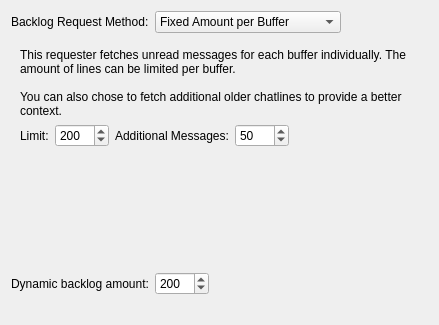
The window that src/qtui/settingspages/backlogsettingspage.ui (quassel/quassel) describes before a commit, drawn with Qt 5.
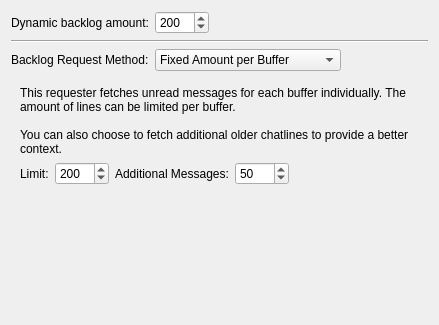
The same window after the commit. The open tabs and pages were chosen to show the change.

Patch:
```diff
--- a/src/qtui/settingspages/backlogsettingspage.ui
+++ b/src/qtui/settingspages/backlogsettingspage.ui
@@ -13,6 +13,59 @@
    <string>Form</string>
   </property>
   <layout class="QVBoxLayout" name="verticalLayout" >
+   <item>
+    <layout class="QHBoxLayout" name="horizontalLayout" >
+     <item>
+      <widget class="QLabel" name="label_2" >
+       <property name="toolTip" >
+        <string>Number of messages to be requested from the core when using scrolling up in the buffer view.</string>
+       </property>
+       <property name="text" >
+        <string>Dynamic backlog amount:</string>
+       </property>
+      </widget>
+     </item>
+     <item>
+      <widget class="QSpinBox" name="dynamicBacklogAmount" >
+       <property name="maximum" >
+        <number>1000</number>
+       </property>
+       <property name="singleStep" >
+        <number>10</number>
+       </property>
+       <property name="value" >
+        <number>200</number>
+       </property>
+       <property name="settingsKey" stdset="0" >
+        <string>DynamicBacklogAmount</string>
+       </property>
+       <property name="defaultValue" stdset="0" >
+        <number>200</number>
+       </property>
+      </widget>
+     </item>
+     <item>
+      <spacer name="horizontalSpacer" >
+       <property name="orientation" >
+        <enum>Qt::Horizontal</enum>
+       </property>
+       <property name="sizeHint" stdset="0" >
+        <size>
+         <width>40</width>
+         <height>20</height>
+        </size>
+       </property>
+      </spacer>
+     </item>
+    </layout>
+   </item>
+   <item>
+    <widget class="Line" name="line" >
+     <property name="orientation" >
+      <enum>Qt::Horizontal</enum>
+     </property>
+    </widget>
+   </item>
    <item>
     <layout class="QHBoxLayout" name="horizontalLayout_5" >
      <item>
@@ -144,7 +197,7 @@
          <property name="text" >
           <string>This requester fetches unread messages for each buffer individually. The amount of lines can be limited per buffer.
 
-You can also chose to fetch additional older chatlines to provide a better context.</string>
+You can also choose to fetch additional older chatlines to provide a better context.</string>
          </property>
          <property name="textFormat" >
           <enum>Qt::PlainText</enum>
@@ -368,52 +421,6 @@
      </widget>
     </widget>
    </item>
-   <item>
-    <layout class="QHBoxLayout" name="horizontalLayout" >
-     <item>
-      <widget class="QLabel" name="label_2" >
-       <property name="toolTip" >
-        <string>Number of messages to be requested from the core when using scrolling up in the buffer view.</string>
-       </property>
-       <property name="text" >
-        <string>Dynamic backlog amount:</string>
-       </property>
-      </widget>
-     </item>
-     <item>
-      <widget class="QSpinBox" name="dynamicBacklogAmount" >
-       <property name="maximum" >
-        <number>1000</number>
-       </property>
-       <property name="singleStep" >
-        <number>10</number>
-       </property>
-       <property name="value" >
-        <number>200</number>
-       </property>
-       <property name="settingsKey" stdset="0" >
-        <string>DynamicBacklogAmount</string>
-       </property>
-       <property name="defaultValue" stdset="0" >
-        <number>200</number>
-       </property>
-      </widget>
-     </item>
-     <item>
-      <spacer name="horizontalSpacer" >
-       <property name="orientation" >
-        <enum>Qt::Horizontal</enum>
-       </property>
-       <property name="sizeHint" stdset="0" >
-        <size>
-         <width>40</width>
-         <height>20</height>
-        </size>
-       </property>
-      </spacer>
-     </item>
-    </layout>
-   </item>
    <item>
     <spacer name="verticalSpacer_2" >
      <property name="orientation" >
```
Left out of the diff: 2 changed lines with no effect on the pictures.
